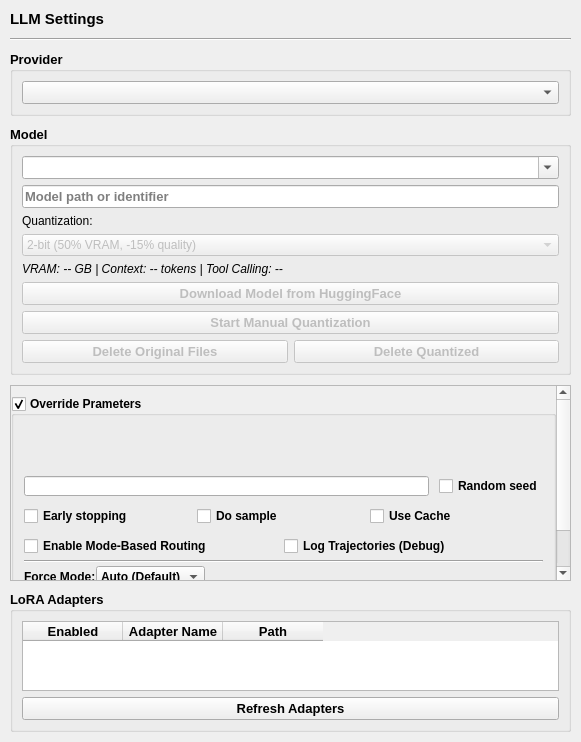
Qt form src/airunner/components/llm/gui/widgets/templates/llm_settings.ui (Capsize-Games/airunner) before a commit.
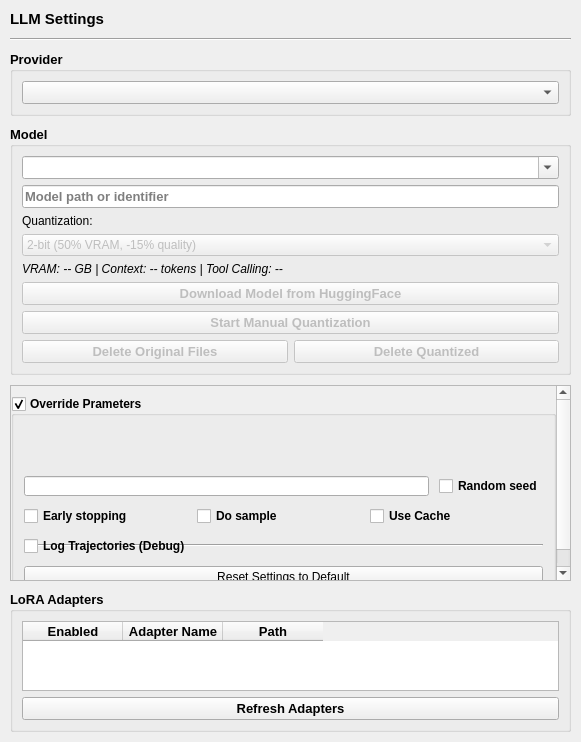
The same form after that commit. Custom widgets are drawn as their Qt base class.

Commit message: Remove legacy agent, fara, and mode-routing paths

What changed in the file:
```diff
--- a/src/airunner/components/llm/gui/widgets/templates/llm_settings.ui
+++ b/src/airunner/components/llm/gui/widgets/templates/llm_settings.ui
@@ -657,17 +657,7 @@
             <property name="verticalSpacing">
              <number>10</number>
             </property>
-            <item row="0" column="0">
-             <widget class="QCheckBox" name="use_mode_routing">
-              <property name="text">
-               <string>Enable Mode-Based Routing</string>
-              </property>
-              <property name="toolTip">
-               <string>Use specialized agents for author, code, research, and QA tasks</string>
-              </property>
-             </widget>
-            </item>
-            <item row="0" column="1">
+                <item row="0" column="0">
              <widget class="QCheckBox" name="enable_trajectory_logging">
               <property name="text">
                <string>Log Trajectories (Debug)</string>
@@ -677,67 +667,6 @@
               </property>
              </widget>
             </item>
-            <item row="1" column="0" colspan="2">
-             <layout class="QHBoxLayout" name="horizontalLayout_mode_override">
-              <item>
-               <widget class="QLabel" name="label_mode_override">
-                <property name="text">
-                 <string>Force Mode:</string>
-                </property>
-               </widget>
-              </item>
-              <item>
-               <widget class="QComboBox" name="mode_override">
-                <property name="toolTip">
-                 <string>Override automatic mode detection (leave empty for automatic)</string>
-                </property>
-                <item>
-                 <property name="text">
-                  <string>Auto (Default)</string>
-                 </property>
-                </item>
-                <item>
-                 <property name="text">
-                  <string>Author</string>
-                 </property>
-                </item>
-                <item>
-                 <property name="text">
-                  <string>Code</string>
-                 </property>
-                </item>
-                <item>
-                 <property name="text">
-                  <string>Research</string>
-                 </property>
-                </item>
-                <item>
-                 <property name="text">
-                  <string>QA</string>
-                 </property>
-                </item>
-                <item>
-                 <property name="text">
-                  <string>General</string>
-                 </property>
-                </item>
-               </widget>
-              </item>
-              <item>
-               <spacer name="horizontalSpacer_mode">
-                <property name="orientation">
-                 <enum>Qt::Horizontal</enum>
-                </property>
-                <property name="sizeHint" stdset="0">
-                 <size>
-                  <width>40</width>
-                  <height>20</height>
-                 </size>
-                </property>
-               </spacer>
-              </item>
-             </layout>
-            </item>
            </layout>
           </item>
           <item row="11" column="0">
```
The commit also changes 124 other files.
